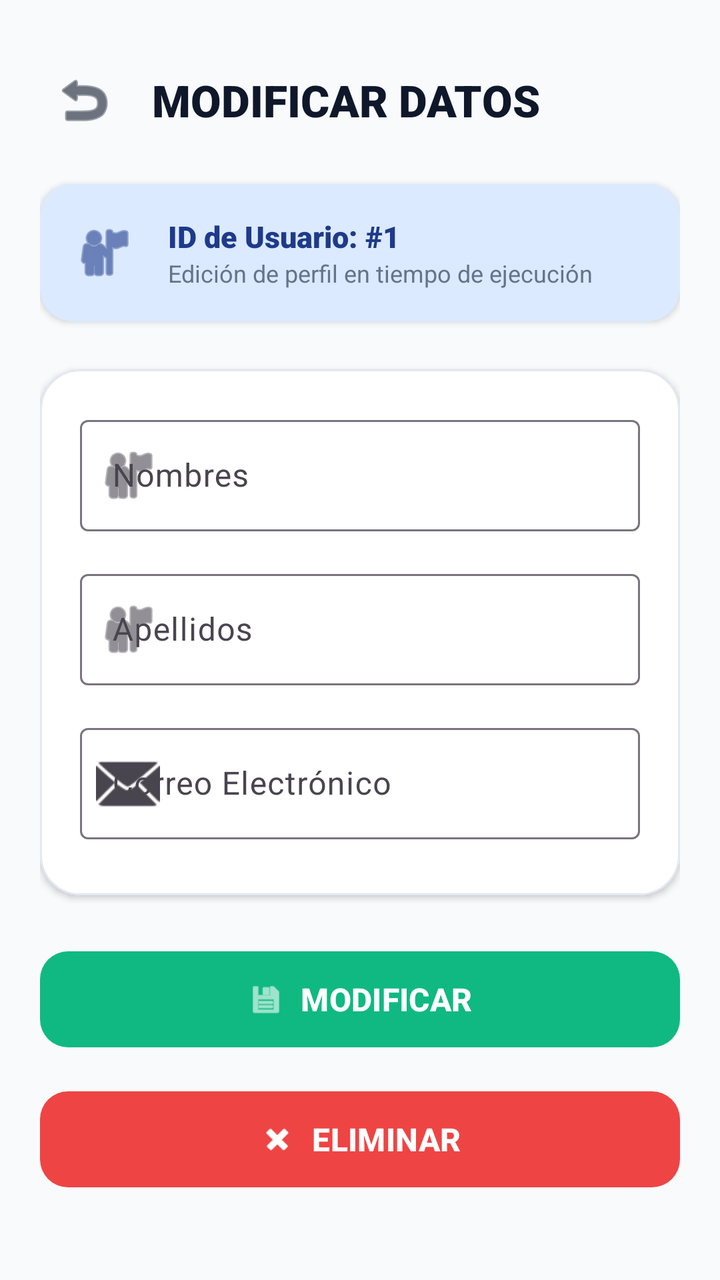
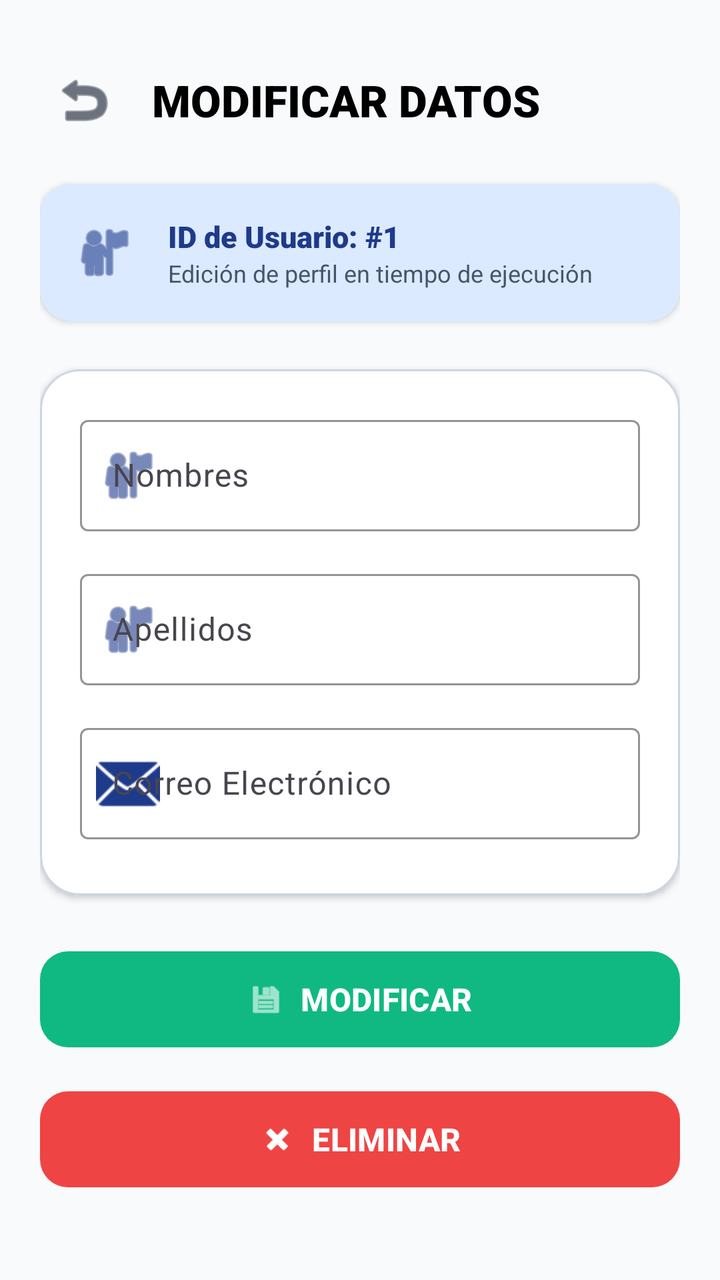

Compare the two renders of this Android layout. The source of the first and the diff that turns it into the second are given below.
<!-- AndroidManifest.xml: application theme Theme.Evaluacion1 -->
<!-- res/layout/activity_modificar_usuario.xml -->
<?xml version="1.0" encoding="utf-8"?>
<ScrollView xmlns:android="http://schemas.android.com/apk/res/android"
    xmlns:app="http://schemas.android.com/apk/res-auto"
    android:layout_width="match_parent"
    android:layout_height="match_parent"
    android:background="@color/background"
    android:fillViewport="true">

    <LinearLayout
        android:layout_width="match_parent"
        android:layout_height="wrap_content"
        android:orientation="vertical"
        android:padding="20dp">

        
        <LinearLayout
            android:layout_width="match_parent"
            android:layout_height="wrap_content"
            android:orientation="horizontal"
            android:gravity="center_vertical"
            android:layout_marginTop="8dp"
            android:layout_marginBottom="20dp">

            <ImageButton
                android:id="@+id/btnVolverModificar"
                android:layout_width="44dp"
                android:layout_height="44dp"
                android:background="?android:attr/selectableItemBackgroundBorderless"
                android:src="@android:drawable/ic_menu_revert"
                app:tint="@color/text_primary"
                android:contentDescription="Volver" />

            <TextView
                android:layout_width="wrap_content"
                android:layout_height="wrap_content"
                android:text="MODIFICAR DATOS"
                android:textColor="@color/text_primary"
                android:textSize="22sp"
                android:fontFamily="sans-serif-black"
                android:layout_marginStart="12dp" />
        </LinearLayout>

        
        <com.google.android.material.card.MaterialCardView
            android:layout_width="match_parent"
            android:layout_height="wrap_content"
            android:layout_marginBottom="24dp"
            app:cardCornerRadius="16dp"
            app:cardElevation="2dp"
            app:cardBackgroundColor="@color/primary_container"
            app:strokeWidth="0dp">

            <LinearLayout
                android:layout_width="match_parent"
                android:layout_height="wrap_content"
                android:orientation="horizontal"
                android:gravity="center_vertical"
                android:padding="16dp">

                <ImageView
                    android:layout_width="32dp"
                    android:layout_height="32dp"
                    android:src="@android:drawable/ic_menu_myplaces"
                    app:tint="@color/primary" />

                <LinearLayout
                    android:layout_width="wrap_content"
                    android:layout_height="wrap_content"
                    android:orientation="vertical"
                    android:layout_marginStart="16dp">

                    <TextView
                        android:id="@+id/tvIdUsuarioBadge"
                        android:layout_width="wrap_content"
                        android:layout_height="wrap_content"
                        android:text="ID de Usuario: #1"
                        android:textColor="@color/primary"
                        android:textSize="15sp"
                        android:fontFamily="sans-serif-black" />

                    <TextView
                        android:layout_width="wrap_content"
                        android:layout_height="wrap_content"
                        android:text="Edición de perfil en tiempo de ejecución"
                        android:textColor="@color/text_secondary"
                        android:textSize="12sp" />
                </LinearLayout>
            </LinearLayout>
        </com.google.android.material.card.MaterialCardView>

        
        <com.google.android.material.card.MaterialCardView
            android:layout_width="match_parent"
            android:layout_height="wrap_content"
            android:layout_marginBottom="24dp"
            app:cardCornerRadius="20dp"
            app:cardElevation="2dp"
            app:cardBackgroundColor="@color/surface"
            app:strokeWidth="1dp"
            app:strokeColor="@color/outline_light">

            <LinearLayout
                android:layout_width="match_parent"
                android:layout_height="wrap_content"
                android:orientation="vertical"
                android:padding="20dp">

                
                <com.google.android.material.textfield.TextInputLayout
                    android:id="@+id/tilModificarNombres"
                    style="@style/Widget.Material3.TextInputLayout.OutlinedBox"
                    android:layout_width="match_parent"
                    android:layout_height="wrap_content"
                    android:hint="Nombres"
                    app:startIconDrawable="@android:drawable/ic_menu_myplaces"
                    android:layout_marginBottom="16dp">

                    <com.google.android.material.textfield.TextInputEditText
                        android:id="@+id/etModificarNombres"
                        android:layout_width="match_parent"
                        android:layout_height="wrap_content"
                        android:inputType="textPersonName|textCapWords" />
                </com.google.android.material.textfield.TextInputLayout>

                
                <com.google.android.material.textfield.TextInputLayout
                    android:id="@+id/tilModificarApellidos"
                    style="@style/Widget.Material3.TextInputLayout.OutlinedBox"
                    android:layout_width="match_parent"
                    android:layout_height="wrap_content"
                    android:hint="Apellidos"
                    app:startIconDrawable="@android:drawable/ic_menu_myplaces"
                    android:layout_marginBottom="16dp">

                    <com.google.android.material.textfield.TextInputEditText
                        android:id="@+id/etModificarApellidos"
                        android:layout_width="match_parent"
                        android:layout_height="wrap_content"
                        android:inputType="textPersonName|textCapWords" />
                </com.google.android.material.textfield.TextInputLayout>

                
                <com.google.android.material.textfield.TextInputLayout
                    android:id="@+id/tilModificarEmail"
                    style="@style/Widget.Material3.TextInputLayout.OutlinedBox"
                    android:layout_width="match_parent"
                    android:layout_height="wrap_content"
                    android:hint="Correo Electrónico"
                    app:startIconDrawable="@android:drawable/ic_dialog_email"
                    android:layout_marginBottom="8dp">

                    <com.google.android.material.textfield.TextInputEditText
                        android:id="@+id/etModificarEmail"
                        android:layout_width="match_parent"
                        android:layout_height="wrap_content"
                        android:inputType="textEmailAddress" />
                </com.google.android.material.textfield.TextInputLayout>
            </LinearLayout>
        </com.google.android.material.card.MaterialCardView>

        
        
        <com.google.android.material.button.MaterialButton
            android:id="@+id/btnModificarUsuario"
            android:layout_width="match_parent"
            android:layout_height="56dp"
            android:layout_marginBottom="14dp"
            android:text="MODIFICAR"
            android:textColor="@color/white"
            android:textSize="16sp"
            android:textStyle="bold"
            app:backgroundTint="@color/color_success"
            app:cornerRadius="14dp"
            app:icon="@android:drawable/ic_menu_save"
            app:iconGravity="textStart" />

        
        <com.google.android.material.button.MaterialButton
            android:id="@+id/btnEliminarUsuario"
            android:layout_width="match_parent"
            android:layout_height="56dp"
            android:layout_marginBottom="20dp"
            android:text="ELIMINAR"
            android:textColor="@color/white"
            android:textSize="16sp"
            android:textStyle="bold"
            app:backgroundTint="@color/color_error"
            app:cornerRadius="14dp"
            app:icon="@android:drawable/ic_delete"
            app:iconGravity="textStart" />

    </LinearLayout>
</ScrollView>
<!-- resources referenced by this layout -->
<resources>
  <color name="background">#F8FAFC</color>
  <color name="color_error">#EF4444</color>
  <color name="color_success">#10B981</color>
  <color name="outline_light">#E2E8F0</color>
  <color name="primary">#1E3A8A</color>
  <color name="primary_container">#DBEAFE</color>
  <color name="surface">#FFFFFF</color>
  <color name="text_primary">#0F172A</color>
  <color name="text_secondary">#64748B</color>
  <color name="white">#FFFFFFFF</color>
  <style name="Theme.Evaluacion1" parent="Base.Theme.Evaluacion1" />
  <style name="Base.Theme.Evaluacion1" parent="Theme.Material3.DayNight.NoActionBar">
          
          <item name="colorPrimary">@color/primary</item>
          <item name="colorSecondary">@color/secondary</item>
          <item name="android:statusBarColor">@color/surface</item>
          <item name="android:windowLightStatusBar">true</item>
          <item name="android:colorBackground">@color/background</item>
      </style>
  <color name="secondary">#0D9488</color>
</resources>

<!-- the commit's change to res/layout/activity_modificar_usuario.xml (unified diff, before → after) -->
@@ -34,7 +34,7 @@
                 android:layout_width="wrap_content"
                 android:layout_height="wrap_content"
                 android:text="MODIFICAR DATOS"
-                android:textColor="@color/text_primary"
+                android:textColor="@color/black"
                 android:textSize="22sp"
                 android:fontFamily="sans-serif-black"
                 android:layout_marginStart="12dp" />
@@ -113,13 +113,17 @@
                     android:layout_height="wrap_content"
                     android:hint="Nombres"
                     app:startIconDrawable="@android:drawable/ic_menu_myplaces"
+                    app:startIconTint="@color/primary"
+                    app:boxStrokeColor="@color/primary"
                     android:layout_marginBottom="16dp">
 
                     <com.google.android.material.textfield.TextInputEditText
                         android:id="@+id/etModificarNombres"
                         android:layout_width="match_parent"
                         android:layout_height="wrap_content"
-                        android:inputType="textPersonName|textCapWords" />
+                        android:inputType="textPersonName|textCapWords"
+                        android:textColor="@color/black"
+                        android:textColorHint="@color/text_muted" />
                 </com.google.android.material.textfield.TextInputLayout>
 
                 
@@ -130,13 +134,17 @@
                     android:layout_height="wrap_content"
                     android:hint="Apellidos"
                     app:startIconDrawable="@android:drawable/ic_menu_myplaces"
+                    app:startIconTint="@color/primary"
+                    app:boxStrokeColor="@color/primary"
                     android:layout_marginBottom="16dp">
 
                     <com.google.android.material.textfield.TextInputEditText
                         android:id="@+id/etModificarApellidos"
                         android:layout_width="match_parent"
                         android:layout_height="wrap_content"
-                        android:inputType="textPersonName|textCapWords" />
+                        android:inputType="textPersonName|textCapWords"
+                        android:textColor="@color/black"
+                        android:textColorHint="@color/text_muted" />
                 </com.google.android.material.textfield.TextInputLayout>
 
                 
@@ -147,13 +155,17 @@
                     android:layout_height="wrap_content"
                     android:hint="Correo Electrónico"
                     app:startIconDrawable="@android:drawable/ic_dialog_email"
+                    app:startIconTint="@color/primary"
+                    app:boxStrokeColor="@color/primary"
                     android:layout_marginBottom="8dp">
 
                     <com.google.android.material.textfield.TextInputEditText
                         android:id="@+id/etModificarEmail"
                         android:layout_width="match_parent"
                         android:layout_height="wrap_content"
-                        android:inputType="textEmailAddress" />
+                        android:inputType="textEmailAddress"
+                        android:textColor="@color/black"
+                        android:textColorHint="@color/text_muted" />
                 </com.google.android.material.textfield.TextInputLayout>
             </LinearLayout>
         </com.google.android.material.card.MaterialCardView>
@@ -172,6 +184,7 @@
             app:backgroundTint="@color/color_success"
             app:cornerRadius="14dp"
             app:icon="@android:drawable/ic_menu_save"
+            app:iconTint="@color/white"
             app:iconGravity="textStart" />
 
         
@@ -187,6 +200,7 @@
             app:backgroundTint="@color/color_error"
             app:cornerRadius="14dp"
             app:icon="@android:drawable/ic_delete"
+            app:iconTint="@color/white"
             app:iconGravity="textStart" />
 
     </LinearLayout>
<!-- resource entries referenced after the edit -->
@@ -1,24 +1,38 @@
 <!-- resources referenced by this layout -->
 <resources>
   <color name="background">#F8FAFC</color>
+  <color name="black">#FF000000</color>
   <color name="color_error">#EF4444</color>
   <color name="color_success">#10B981</color>
-  <color name="outline_light">#E2E8F0</color>
+  <color name="outline_light">#CBD5E1</color>
   <color name="primary">#1E3A8A</color>
   <color name="primary_container">#DBEAFE</color>
   <color name="surface">#FFFFFF</color>
+  <color name="text_muted">#64748B</color>
   <color name="text_primary">#0F172A</color>
-  <color name="text_secondary">#64748B</color>
+  <color name="text_secondary">#475569</color>
   <color name="white">#FFFFFFFF</color>
   <style name="Theme.Evaluacion1" parent="Base.Theme.Evaluacion1" />
   <style name="Base.Theme.Evaluacion1" parent="Theme.Material3.DayNight.NoActionBar">
           
           <item name="colorPrimary">@color/primary</item>
+          <item name="colorOnPrimary">@color/white</item>
+          <item name="colorPrimaryContainer">@color/primary_container</item>
+          <item name="colorOnPrimaryContainer">@color/on_primary_container</item>
+          
           <item name="colorSecondary">@color/secondary</item>
+          <item name="colorOnSecondary">@color/white</item>
+          
           <item name="android:statusBarColor">@color/surface</item>
           <item name="android:windowLightStatusBar">true</item>
           <item name="android:colorBackground">@color/background</item>
+          
+          
+          <item name="editTextColor">@color/black</item>
+          <item name="android:textColorPrimary">@color/text_primary</item>
+          <item name="android:textColorSecondary">@color/text_secondary</item>
       </style>
+  <color name="on_primary_container">#1E3A8A</color>
   <color name="secondary">#0D9488</color>
 </resources>
 
